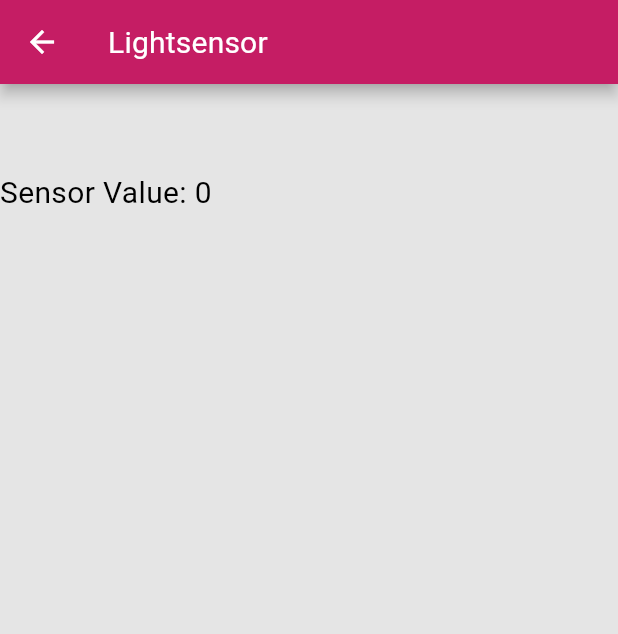
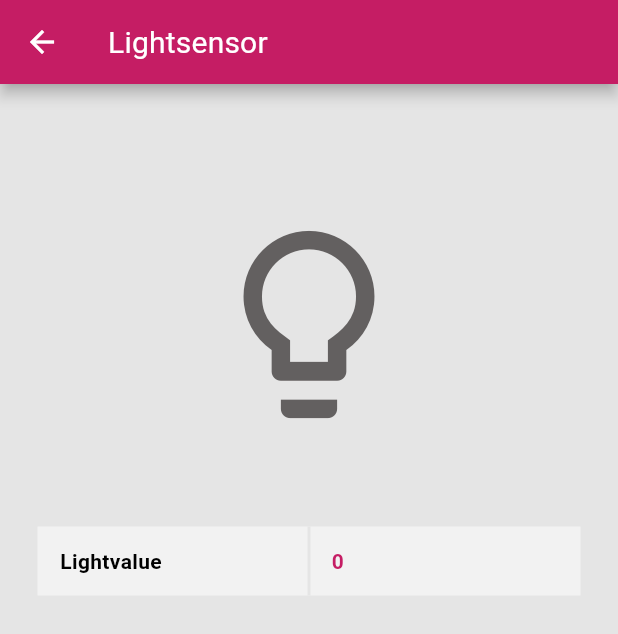
Before and after one commit to hraschan/flutter_sensor_libary_app, a Flutter app: the LightsensorRoute screen opened directly, on a phone screen of 412 x 824 dp. Shown: the top 634 px of the screen. Run offline on Flutter 3.47's test engine with Material 2 defaults, Android fonts, the phone set to English and light mode, and no system bars; our stand-ins replace flutter_map, latlong2, weather_icons; missing offline and left inert: sensor_library.

Commit message:
Added Icon to visulize Data within Lightsensor

```diff
--- a/lib/routes/lightsensor_route.dart
+++ b/lib/routes/lightsensor_route.dart
@@ -1,4 +1,5 @@
 import 'package:flutter/material.dart';
+import 'package:sensor_libary_test_app/themes/custom_colors.dart';
 // import 'package:sensor_libary_test_app/widgets/coming_soon_info_widget.dart';
 import 'package:sensor_library/models/raw_sensors/light_sensor.dart';
 
@@ -12,6 +13,8 @@ class LightsensorRoute extends StatefulWidget {
 class _LightsensorRouteState extends State<LightsensorRoute> {
   int lightValue = 0;
   double liDoub = 0;
+  var currentIcon = Icons.lightbulb_outline;
+  var iconColor = SecondaryColor;
 
   @override
   void initState() {
@@ -19,25 +22,90 @@ class _LightsensorRouteState extends State<LightsensorRoute> {
 
     LightSensor lightSensor = LightSensor(inMillis: 500);
     lightSensor.getRawWithoutTimeLimit().listen((event) {
+      var lValue = event;
+      var icon = Icons.lightbulb_outline;
+      var color = SecondaryColor;
+
+      if (lValue != 0) {
+        if (lValue <= 50) {
+          icon = Icons.lightbulb_outline;
+          color = SecondaryColor;
+        }
+        if (lValue <= 1000 && lValue > 50) {
+          icon = Icons.lightbulb;
+          color = SecondaryColor;
+        }
+        if (lValue > 1000) {
+          icon = Icons.lightbulb;
+          color = PrimaryColor;
+        }
+      }
+
       if (mounted) {
-        setState(() => {lightValue = event, liDoub = lightValue.toDouble()});
-        // doubleState(() => {liDoub = event as double);
-        // print(lightValue);
+        setState(() {
+          lightValue = lValue;
+          liDoub = lValue.toDouble();
+          currentIcon = icon;
+          iconColor = color;
+        });
       }
     });
   }
 
   @override
   Widget build(BuildContext context) {
+    const space = 20.0;
+    var tablePadding = const EdgeInsets.all(15.0);
+
+    const tableBorder = TableBorder(
+        horizontalInside:
+            BorderSide(width: 2, color: Background, style: BorderStyle.solid),
+        verticalInside:
+            BorderSide(width: 2, color: Background, style: BorderStyle.solid));
+
     return Scaffold(
         appBar: AppBar(
           title: const Text('Lightsensor'),
         ),
-        body: Text(
-          'Sensor Value: $lightValue',
-          textAlign: TextAlign.center,
-          overflow: TextOverflow.ellipsis,
-          style: const TextStyle(height: 5, fontSize: 20),
-        ));
+        body: Padding(
+            padding: const EdgeInsets.all(25.0),
+            child: Center(
+                child: Column(
+                    crossAxisAlignment: CrossAxisAlignment.start,
+                    mainAxisAlignment: MainAxisAlignment.start,
+                    children: [
+                  const SizedBox(height: space * 3),
+                  Container(
+                    alignment: Alignment.center,
+                    child: Icon(currentIcon, size: 150, color: iconColor),
+                  ),
+                  const SizedBox(height: space * 3),
+                  Table(
+                    border: tableBorder,
+                    children: [
+                      TableRow(
+                          decoration: const BoxDecoration(color: AccentWhite),
+                          children: [
+                            TableCell(
+                              child: Padding(
+                                  padding: tablePadding,
+                                  child: const Text('Lightvalue',
+                                      style: TextStyle(
+                                          fontWeight: FontWeight.bold))),
+                            ),
+                            TableCell(
+                                child: Padding(
+                              padding: tablePadding,
+                              child: Text(
+                                "$lightValue",
+                                style: const TextStyle(
+                                    fontWeight: FontWeight.bold,
+                                    color: PrimaryColor),
+                              ),
+                            ))
+                          ]),
+                    ],
+                  ),
+                ]))));
   }
 }
```
